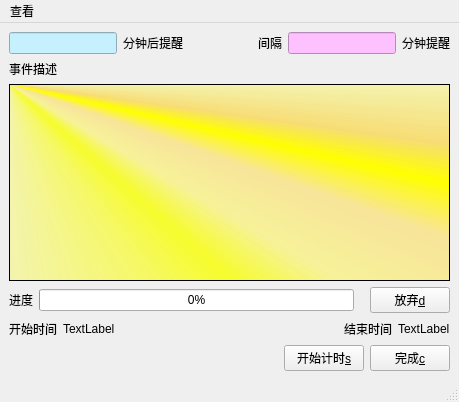
The window that ui/ui_guiTimer.ui (karllrak/GUITimer) describes before a commit, drawn with Qt 5.
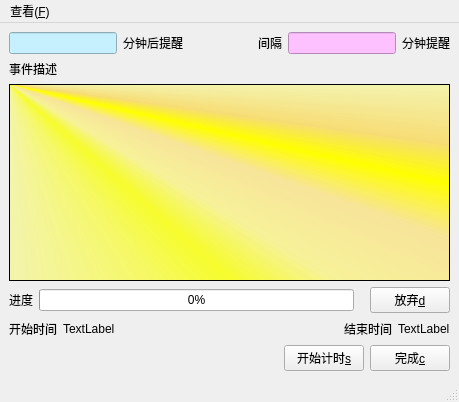
The same window after the commit.

Commit message: BUG:qaction with ctrl+alt+G does not work

What changed in the file:
```diff
--- a/ui/ui_guiTimer.ui
+++ b/ui/ui_guiTimer.ui
@@ -215,12 +215,12 @@
      <x>0</x>
      <y>0</y>
      <width>459</width>
-     <height>19</height>
+     <height>23</height>
     </rect>
    </property>
    <widget class="QMenu" name="menu">
     <property name="title">
-     <string>查看</string>
+     <string>查看(&amp;F)</string>
     </property>
     <addaction name="actViewData"/>
    </widget>
```
Left out of the diff: 2 changed lines with no effect on the pictures. The commit also changes 1 other file.
